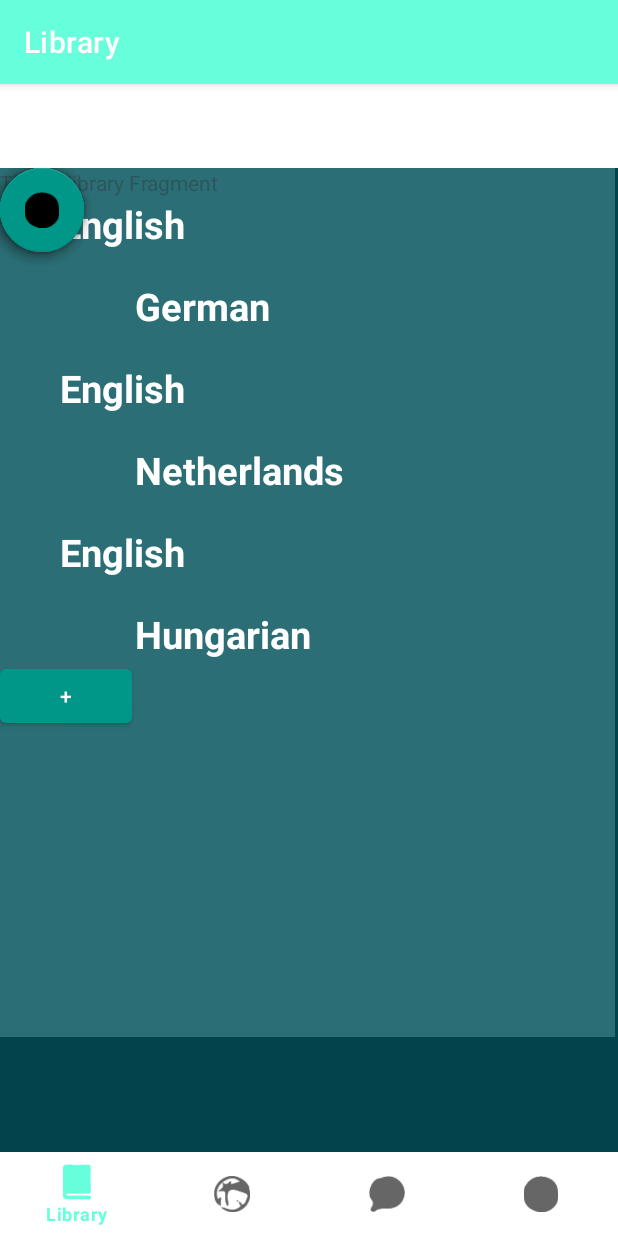
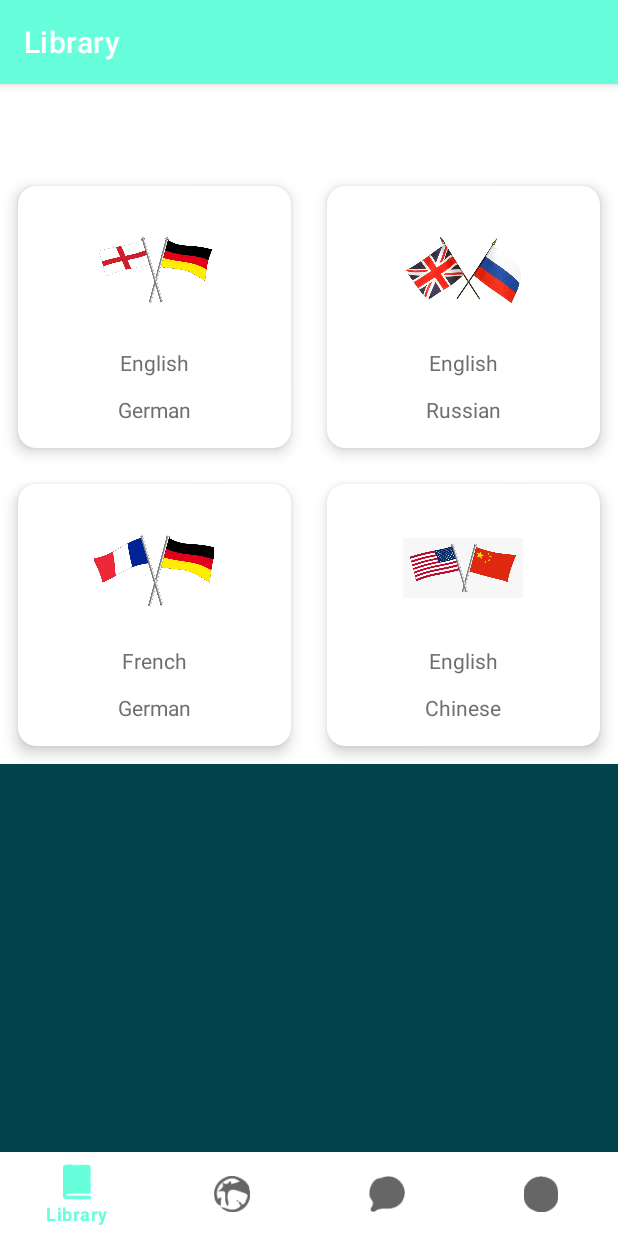
Before and after one commit to AlekseiSkr/ProjectStem, an Android app: the screen it shows after launch (MainActivity), on a phone screen of 412 x 824 dp. Run offline under Robolectric (Android 15) with nearby library versions, the phone set to English and light mode, and no system bars; our stand-ins replace navigation-ui; 2 statements that could not run were skipped.

Commit message:
The library now has four language groups with pictures inside the ScrollView and GridLayout.

```diff
--- a/app/src/main/java/com/example/projectstem/MainActivity.kt
+++ b/app/src/main/java/com/example/projectstem/MainActivity.kt
@@ -1,6 +1,7 @@
 package com.example.projectstem
 
 import android.os.Bundle
+import android.widget.Button
 import android.widget.Toast
 import com.google.android.material.bottomnavigation.BottomNavigationView
 import androidx.appcompat.app.AppCompatActivity
@@ -33,9 +34,8 @@ class MainActivity : AppCompatActivity() {
         setupActionBarWithNavController(navController, appBarConfiguration)
         navView.setupWithNavController(navController)
 
-        //fragment_library: click on the button
-        button.setOnClickListener{
-            //
-        }
+        //fragment_library: adding new boxes
+
+
     }
 }
--- a/app/src/main/res/layout/fragment_library.xml
+++ b/app/src/main/res/layout/fragment_library.xml
@@ -1,5 +1,6 @@
 <?xml version="1.0" encoding="utf-8"?>
-<androidx.constraintlayout.widget.ConstraintLayout xmlns:android="http://schemas.android.com/apk/res/android"
+<ScrollView
+    xmlns:android="http://schemas.android.com/apk/res/android"
     xmlns:app="http://schemas.android.com/apk/res-auto"
     xmlns:tools="http://schemas.android.com/tools"
     android:layout_width="match_parent"
@@ -7,86 +8,197 @@
     android:background="#03444C"
     tools:context=".ui.library.LibraryFragment">
 
-    <TextView
-        android:id="@+id/navigation_library"
+    <GridLayout
+        android:columnCount="2"
+        android:rowCount="3"
+        android:alignmentMode="alignMargins"
+        android:columnOrderPreserved="false"
         android:layout_width="match_parent"
-        android:layout_height="match_parent" />
+        android:layout_height="match_parent"
+        android:background="@color/white">
+
+        <androidx.cardview.widget.CardView
+            android:layout_width="wrap_content"
+            android:layout_height="wrap_content"
+            android:layout_columnWeight="1"
+            android:layout_rowWeight="1"
+            app:cardElevation="6dp"
+            app:cardCornerRadius="12dp"
+            android:layout_margin="12dp"
+            >
 
             <LinearLayout
-        android:layout_width="410dp"
-        android:layout_height="579dp"
-        android:background="#547FC2C8"
-        android:foregroundTint="#00BCD4"
+                android:layout_width="match_parent"
+                android:layout_height="match_parent"
+                android:gravity="center"
                 android:orientation="vertical"
-        tools:layout_editor_absoluteX="1dp"
-        tools:layout_editor_absoluteY="76dp">
+                android:padding="16dp">
+
+                <ImageView
+                    android:layout_width="80dp"
+                    android:layout_height="80dp"
+                    android:layout_row="0"
+                    android:layout_column="0"
+                    android:src="@drawable/engdeu">
+                </ImageView>
 
                 <TextView
                     android:layout_width="wrap_content"
                     android:layout_height="wrap_content"
-            android:layout_marginLeft="40sp"
-            android:layout_marginTop="20sp"
+                    android:layout_marginTop="12dp"
+                    android:testSize="18sp"
                     android:text="English"
-            android:textColor="#FFF"
-            android:textSize="25sp"
-            android:textStyle="bold"
-            app:backgroundTint="#009688" />
+                    android:textColor="#6f6f6f">
+                </TextView>
 
                 <TextView
                     android:layout_width="wrap_content"
                     android:layout_height="wrap_content"
-            android:layout_marginLeft="90sp"
-            android:layout_marginTop="20sp"
+                    android:layout_marginTop="12dp"
+                    android:testSize="18sp"
                     android:text="German"
-            android:textColor="#FFF"
-            android:textSize="25sp"
-            android:textStyle="bold"
-            app:backgroundTint="#009688" />
+                    android:textColor="#6f6f6f">
+                </TextView>
+            </LinearLayout>
+        </androidx.cardview.widget.CardView>
+
+        <androidx.cardview.widget.CardView
+            android:layout_width="wrap_content"
+            android:layout_height="wrap_content"
+            android:layout_columnWeight="1"
+            android:layout_rowWeight="1"
+            app:cardElevation="6dp"
+            app:cardCornerRadius="12dp"
+            android:layout_margin="12dp"
+            >
+
+            <LinearLayout
+                android:layout_width="match_parent"
+                android:layout_height="match_parent"
+                android:gravity="center"
+                android:orientation="vertical"
+                android:padding="16dp">
+
+                <ImageView
+                    android:layout_width="80dp"
+                    android:layout_height="80dp"
+                    android:layout_row="0"
+                    android:layout_column="0"
+                    android:src="@drawable/engrus">
+                </ImageView>
 
                 <TextView
                     android:layout_width="wrap_content"
                     android:layout_height="wrap_content"
-            android:layout_marginLeft="40sp"
-            android:layout_marginTop="20sp"
+                    android:layout_marginTop="12dp"
+                    android:testSize="18sp"
                     android:text="English"
-            android:textColor="#FFF"
-            android:textSize="25sp"
-            android:textStyle="bold"
-            app:backgroundTint="#009688" />
+                    android:textColor="#6f6f6f">
+                </TextView>
 
                 <TextView
                     android:layout_width="wrap_content"
                     android:layout_height="wrap_content"
-            android:layout_marginLeft="90sp"
-            android:layout_marginTop="20sp"
-            android:text="Netherlands"
-            android:textColor="#FFF"
-            android:textSize="25sp"
-            android:textStyle="bold"
-            app:backgroundTint="#009688" />
+                    android:layout_marginTop="12dp"
+                    android:testSize="18sp"
+                    android:text="Russian"
+                    android:textColor="#6f6f6f">
+                </TextView>
+            </LinearLayout>
+        </androidx.cardview.widget.CardView>
+
+        <androidx.cardview.widget.CardView
+            android:layout_width="wrap_content"
+            android:layout_height="wrap_content"
+            android:layout_columnWeight="1"
+            android:layout_rowWeight="1"
+            app:cardElevation="6dp"
+            app:cardCornerRadius="12dp"
+            android:layout_margin="12dp"
+            >
+
+            <LinearLayout
+                android:layout_width="match_parent"
+                android:layout_height="match_parent"
+                android:gravity="center"
+                android:orientation="vertical"
+                android:padding="16dp">
+
+                <ImageView
+                    android:layout_width="80dp"
+                    android:layout_height="80dp"
+                    android:layout_row="0"
+                    android:layout_column="0"
+                    android:src="@drawable/deufre">
+                </ImageView>
 
                 <TextView
                     android:layout_width="wrap_content"
                     android:layout_height="wrap_content"
-            android:layout_marginLeft="40sp"
-            android:layout_marginTop="20sp"
-            android:text="English"
-            android:textColor="#FFF"
-            android:textSize="25sp"
-            android:textStyle="bold"
-            app:backgroundTint="#009688" />
+                    android:layout_marginTop="12dp"
+                    android:testSize="18sp"
+                    android:text="French"
+                    android:textColor="#6f6f6f">
+                </TextView>
 
                 <TextView
                     android:layout_width="wrap_content"
                     android:layout_height="wrap_content"
-            android:layout_marginLeft="90sp"
-            android:layout_marginTop="20sp"
-            android:text="Hungarian"
-            android:textColor="#FFF"
-            android:textSize="25sp"
-            android:textStyle="bold"
-            app:backgroundTint="#009688" />
+                    android:layout_marginTop="12dp"
+                    android:testSize="18sp"
+                    android:text="German"
+                    android:textColor="#6f6f6f">
+                </TextView>
+            </LinearLayout>
+        </androidx.cardview.widget.CardView>
 
+        <androidx.cardview.widget.CardView
+            android:layout_width="wrap_content"
+            android:layout_height="wrap_content"
+            android:layout_columnWeight="1"
+            android:layout_rowWeight="1"
+            app:cardElevation="6dp"
+            app:cardCornerRadius="12dp"
+            android:layout_margin="12dp"
+            >
+
+            <LinearLayout
+                android:layout_width="match_parent"
+                android:layout_height="match_parent"
+                android:gravity="center"
+                android:orientation="vertical"
+                android:padding="16dp">
+
+                <ImageView
+                    android:layout_width="80dp"
+                    android:layout_height="80dp"
+                    android:layout_row="0"
+                    android:layout_column="0"
+                    android:src="@drawable/usch">
+                </ImageView>
+
+                <TextView
+                    android:layout_width="wrap_content"
+                    android:layout_height="wrap_content"
+                    android:layout_marginTop="12dp"
+                    android:testSize="18sp"
+                    android:text="English"
+                    android:textColor="#6f6f6f">
+                </TextView>
+
+                <TextView
+                    android:layout_width="wrap_content"
+                    android:layout_height="wrap_content"
+                    android:layout_marginTop="12dp"
+                    android:testSize="18sp"
+                    android:text="Chinese"
+                    android:textColor="#6f6f6f">
+                </TextView>
+            </LinearLayout>
+        </androidx.cardview.widget.CardView>
+    </GridLayout>
+
+<!--
     <Button
         android:id="@+id/button"
         android:layout_width="wrap_content"
@@ -98,47 +210,6 @@
         app:backgroundTint="#009688"
         tools:layout_editor_absoluteX="322dp"
         tools:layout_editor_absoluteY="570dp" />
+-->
 
-    </LinearLayout>
-
-    <com.google.android.material.floatingactionbutton.FloatingActionButton
-        android:id="@+id/floatingActionButton"
-        android:layout_width="wrap_content"
-        android:layout_height="wrap_content"
-        android:clickable="true"
-        android:src="@drawable/lib"
-        app:backgroundTint="#009688"
-        tools:layout_editor_absoluteX="16dp"
-        tools:layout_editor_absoluteY="669dp" />
-
-    <com.google.android.material.floatingactionbutton.FloatingActionButton
-        android:id="@+id/floatingActionButton3"
-        android:layout_width="wrap_content"
-        android:layout_height="wrap_content"
-        android:clickable="true"
-        android:src="@drawable/games"
-        app:backgroundTint="#009688"
-        tools:layout_editor_absoluteX="122dp"
-        tools:layout_editor_absoluteY="669dp" />
-
-    <com.google.android.material.floatingactionbutton.FloatingActionButton
-        android:id="@+id/floatingActionButton4"
-        android:layout_width="wrap_content"
-        android:layout_height="wrap_content"
-        android:clickable="true"
-        android:src="@drawable/language"
-        app:backgroundTint="#009688"
-        tools:layout_editor_absoluteX="234dp"
-        tools:layout_editor_absoluteY="669dp" />
-
-    <com.google.android.material.floatingactionbutton.FloatingActionButton
-        android:id="@+id/floatingActionButton5"
-        android:layout_width="wrap_content"
-        android:layout_height="wrap_content"
-        android:clickable="true"
-        android:src="@drawable/user"
-        app:backgroundTint="#009688"
-        tools:layout_editor_absoluteX="339dp"
-        tools:layout_editor_absoluteY="669dp" />
-
-</androidx.constraintlayout.widget.ConstraintLayout>
+</ScrollView>
```
Also changed, not shown: app/src/main/res/drawable-xhdpi/deufre.png (added), app/src/main/res/drawable-xhdpi/engdeu.png (added), app/src/main/res/drawable-xhdpi/engrus.jpg (added), app/src/main/res/drawable-xhdpi/usch.png (added). Lines whose indentation alone changed are shown as unchanged.
